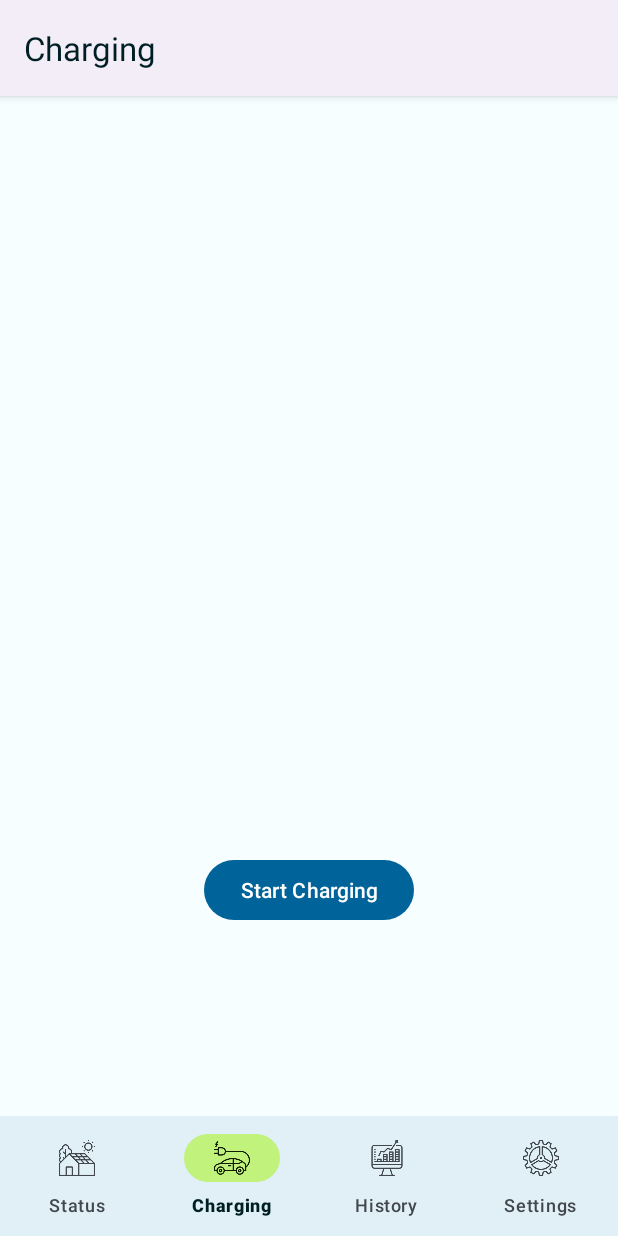
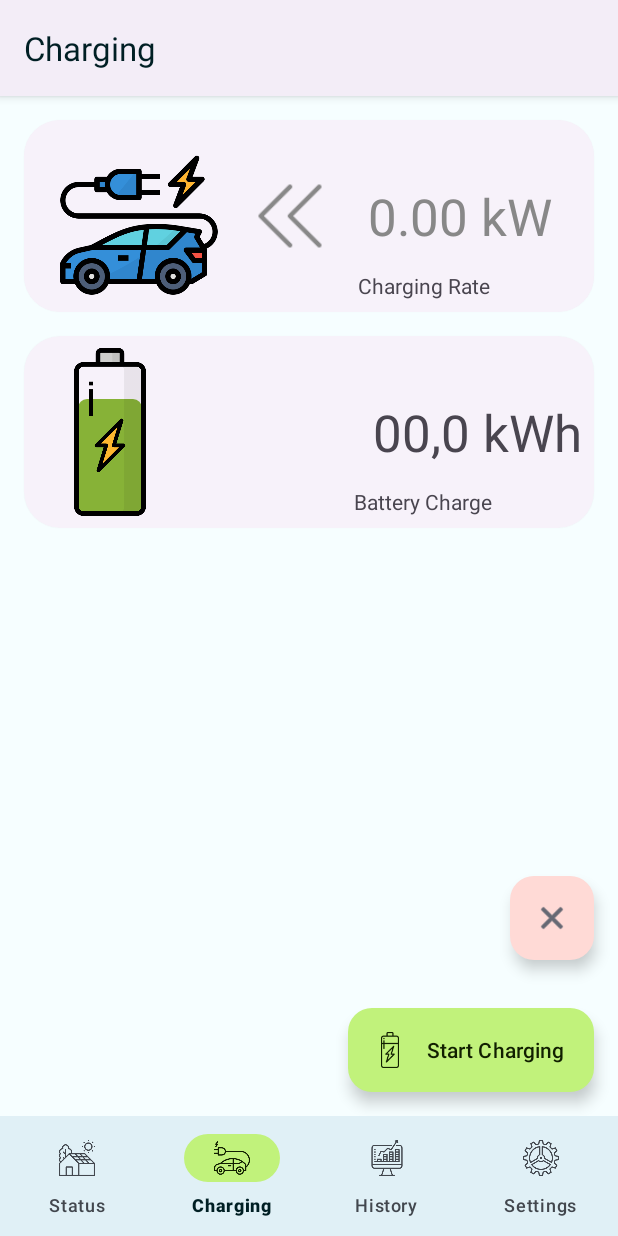
Before and after one commit to J0B10/MAD-MyEnergy, an Android app: the ChargingFragment screen opened through its navigation route, on a phone screen of 412 x 824 dp. Run offline under Robolectric (Android 15) with nearby library versions, the phone set to English and light mode, and no system bars; our stand-ins replace navigation-ui; 2 statements that could not run were skipped.

Commit message:
Create Charging Fragment sample

```diff
--- a/app/src/main/java/io/github/j0b10/mad/myenergy/MyEnergyApp.java
+++ b/app/src/main/java/io/github/j0b10/mad/myenergy/MyEnergyApp.java
@@ -8,6 +8,7 @@ import androidx.activity.ComponentActivity;
 import androidx.activity.result.contract.ActivityResultContracts.StartActivityForResult;
 
 import io.github.j0b10.mad.myenergy.model.authentication.AccountPreferences;
+import io.github.j0b10.mad.myenergy.ui.charging.plan.ChargePlanActivity;
 import io.github.j0b10.mad.myenergy.ui.login.LoginActivity;
 
 /**
@@ -27,13 +28,16 @@ public class MyEnergyApp extends Application {
         if (!account.isLoginStored()) {
             activity.registerForActivityResult(new StartActivityForResult(), result -> {
                 if (result.getResultCode() == Activity.RESULT_OK && result.getData() != null) {
-                    Intent data  = result.getData();
+                    Intent data = result.getData();
                     String ipAddress = data.getStringExtra(LoginActivity.PARAM_EV_CHARGER_IP);
                     String user = data.getStringExtra(LoginActivity.PARAM_USERNAME);
                     String password = data.getStringExtra(LoginActivity.PARAM_PASSWORD);
                     account.putCredentials(ipAddress, user, password, null);
                 }
-            }).launch(new Intent(getApplicationContext(), LoginActivity.class));
+            }).launch(
+                    new Intent(getApplicationContext(), LoginActivity.class)
+                            .putExtra(LoginActivity.PARAM_BACK_ALLOWED, true)
+            );
         }
     }
 }
--- a/app/src/main/java/io/github/j0b10/mad/myenergy/ui/charging/ChargingFragment.java
+++ b/app/src/main/java/io/github/j0b10/mad/myenergy/ui/charging/ChargingFragment.java
@@ -23,7 +23,7 @@ public class ChargingFragment extends Fragment {
                              ViewGroup container, Bundle savedInstanceState) {
         viewModel = new ViewModelProvider(this).get(ChargingViewModel.class);
         binding = FragmentChargingBinding.inflate(inflater, container, false);
-        binding.button4.setOnClickListener(this::onStartCharging);
+        binding.chargingBtn.setOnClickListener(this::onStartCharging);
         return binding.getRoot();
     }
 
--- a/app/src/main/res/layout/fragment_charging.xml
+++ b/app/src/main/res/layout/fragment_charging.xml
@@ -1,19 +1,133 @@
 <?xml version="1.0" encoding="utf-8"?>
-<androidx.constraintlayout.widget.ConstraintLayout xmlns:android="http://schemas.android.com/apk/res/android"
+<FrameLayout xmlns:android="http://schemas.android.com/apk/res/android"
     xmlns:app="http://schemas.android.com/apk/res-auto"
     xmlns:tools="http://schemas.android.com/tools"
     android:layout_width="match_parent"
     android:layout_height="match_parent"
     tools:context=".ui.charging.ChargingFragment">
 
-    <Button
-        android:id="@+id/button4"
+    <ScrollView
+        android:layout_width="match_parent"
+        android:layout_height="match_parent"
+        android:fillViewport="true"
+        android:scrollbarStyle="insideOverlay" >
+
+        <LinearLayout
+            android:layout_width="match_parent"
+            android:layout_height="wrap_content"
+            android:layout_margin="8dp"
+            android:orientation="vertical">
+
+            <io.github.j0b10.mad.myenergy.ui.views.EnergyFlowView
+                android:id="@+id/energyFlowView"
+                style="@style/Widget.Material3.CardView.Elevated"
+                android:layout_width="match_parent"
+                android:layout_height="128dp"
+                android:layout_margin="8dp"
+                android:layout_marginStart="16dp"
+                android:layout_marginTop="16dp"
+                android:layout_marginEnd="16dp"
+                app:cardCornerRadius="24dp"
+                app:flowImage="@drawable/status_ev"
+                app:flowLabel="@string/lbl_status_ev" />
+
+            <com.google.android.material.card.MaterialCardView
+                style="@style/Widget.Material3.CardView.Elevated"
+                android:layout_width="match_parent"
+                android:layout_height="128dp"
+                android:layout_margin="8dp"
+                app:cardCornerRadius="24dp">
+
+                <androidx.constraintlayout.widget.ConstraintLayout
+                    android:layout_width="match_parent"
+                    android:layout_height="match_parent">
+
+                    <io.github.j0b10.mad.myenergy.ui.views.BatteryView
+                        android:layout_width="72dp"
+                        android:layout_height="0dp"
+                        android:layout_marginStart="8dp"
+                        android:layout_marginTop="8dp"
+                        android:layout_marginEnd="8dp"
+                        android:layout_marginBottom="8dp"
+                        app:batteryChargeSecondary="0.0"
+                        app:layout_constraintBottom_toBottomOf="parent"
+                        app:layout_constraintEnd_toStartOf="@+id/guideline2"
+                        app:layout_constraintStart_toStartOf="parent"
+                        app:layout_constraintTop_toTopOf="parent" />
+
+                    <androidx.constraintlayout.widget.Guideline
+                        android:id="@+id/guideline2"
                         android:layout_width="wrap_content"
                         android:layout_height="wrap_content"
-        android:text="Start Charging"
+                        android:orientation="vertical"
+                        app:layout_constraintGuide_percent="0.3" />
+
+                    <TextView
+                        android:id="@+id/textView"
+                        android:layout_width="0dp"
+                        android:layout_height="0dp"
+                        android:layout_marginTop="16dp"
+                        android:layout_marginEnd="8dp"
+                        android:layout_marginBottom="16dp"
+                        android:autoSizeTextType="none"
+                        android:gravity="right|center_vertical"
+                        android:maxLines="1"
+                        android:text="00,0 kWh"
+                        android:textAppearance="@style/TextAppearance.AppCompat.Display1"
                         app:layout_constraintBottom_toBottomOf="parent"
                         app:layout_constraintEnd_toEndOf="parent"
-        app:layout_constraintStart_toStartOf="parent"
+                        app:layout_constraintStart_toStartOf="@+id/guideline2"
                         app:layout_constraintTop_toTopOf="parent"
-        app:layout_constraintVertical_bias="0.8" />
+                        app:layout_constraintVertical_bias="0.32" />
+
+                    <androidx.constraintlayout.widget.Guideline
+                        android:id="@+id/guideline3"
+                        android:layout_width="wrap_content"
+                        android:layout_height="wrap_content"
+                        android:orientation="vertical"
+                        app:layout_constraintGuide_percent="0.4" />
+
+                    <TextView
+                        android:id="@+id/textView4"
+                        android:layout_width="wrap_content"
+                        android:layout_height="wrap_content"
+                        android:layout_marginBottom="8dp"
+                        android:text="Battery Charge"
+                        app:layout_constraintBottom_toBottomOf="parent"
+                        app:layout_constraintEnd_toEndOf="parent"
+                        app:layout_constraintStart_toStartOf="@+id/guideline3" />
+
                 </androidx.constraintlayout.widget.ConstraintLayout>
+            </com.google.android.material.card.MaterialCardView>
+
+        </LinearLayout>
+
+    </ScrollView>
+
+    <LinearLayout
+        android:layout_width="match_parent"
+        android:layout_height="match_parent"
+        android:gravity="bottom|end"
+        android:orientation="vertical">
+
+        <com.google.android.material.floatingactionbutton.FloatingActionButton
+            style="@style/Widget.Material3.ExtendedFloatingActionButton.Icon.Primary"
+            android:layout_width="wrap_content"
+            android:layout_height="wrap_content"
+            android:layout_margin="16dp"
+            android:backgroundTint="?attr/colorErrorContainer"
+            android:src="@android:drawable/ic_menu_close_clear_cancel"
+            android:tint="?attr/colorOnErrorContainer" />
+
+
+        <com.google.android.material.floatingactionbutton.ExtendedFloatingActionButton
+            android:id="@+id/chargingBtn"
+            style="@style/Widget.Material3.ExtendedFloatingActionButton.Icon.Secondary"
+            android:layout_width="wrap_content"
+            android:layout_height="wrap_content"
+            android:layout_margin="16dp"
+            android:text="Start Charging"
+            app:icon="@drawable/battery_full" />
+    </LinearLayout>
+
+</FrameLayout>
```
Lines whose indentation alone changed are shown as unchanged.
